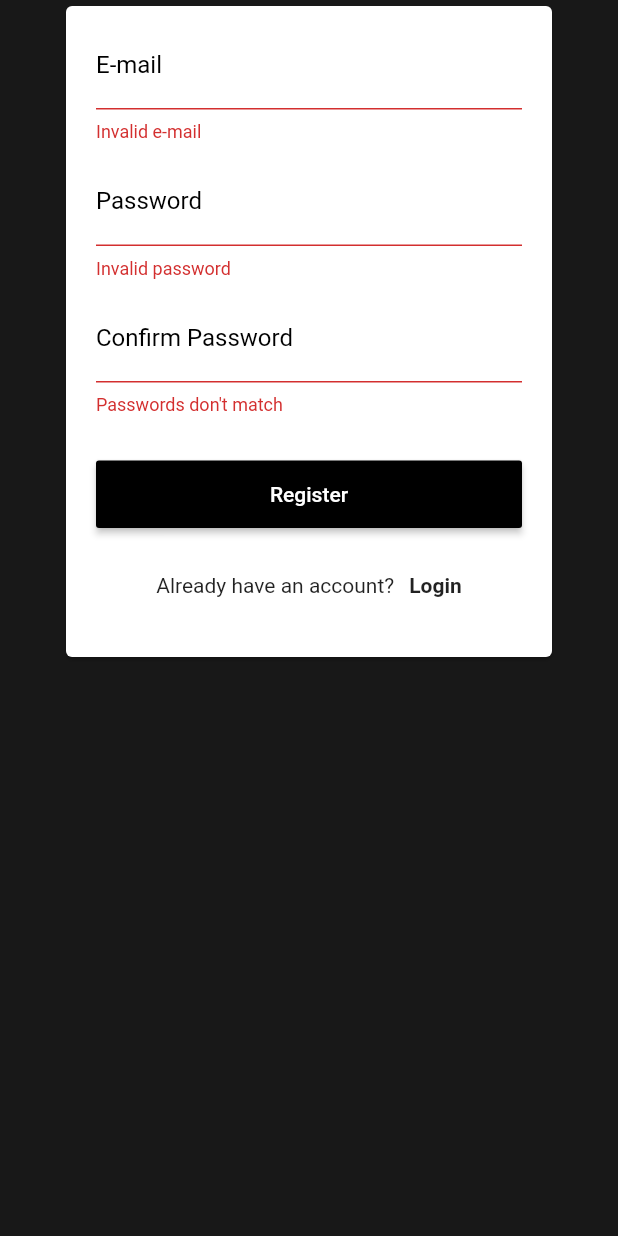
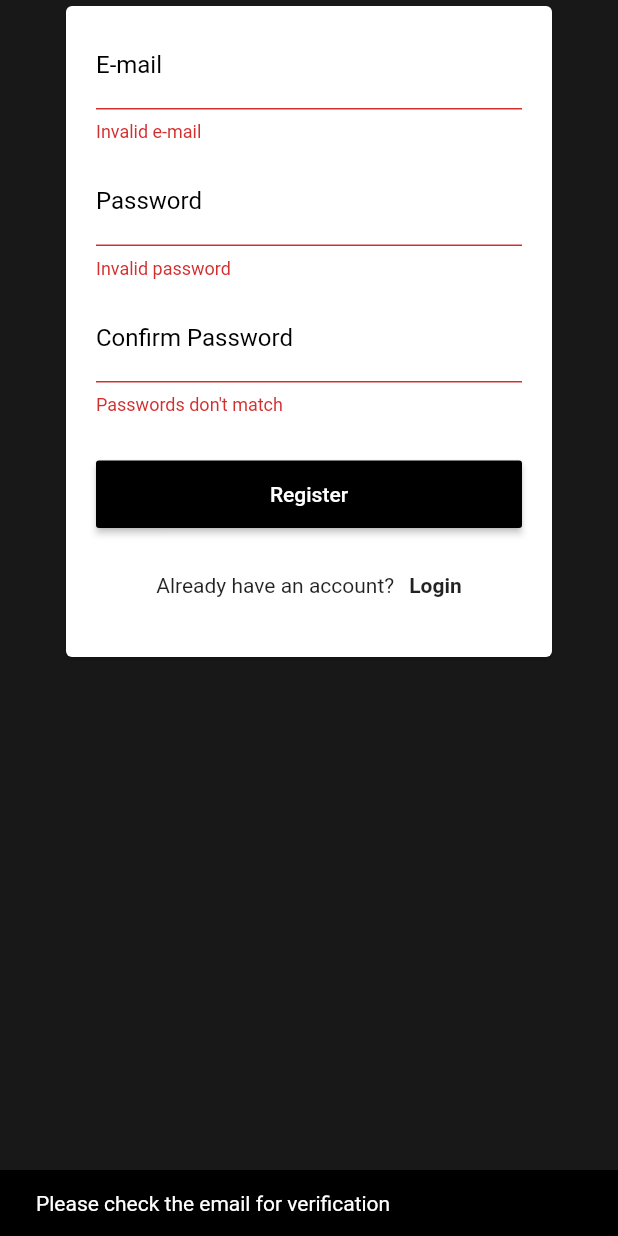
Before and after one commit to ankan2013/flutter_login, a Flutter app: the RegisterView screen opened by its route, after a tap on "Register", on a phone screen of 412 x 824 dp. Run offline on Flutter 3.47's test engine with Material 2 defaults, Android fonts, the phone set to English and light mode, and no system bars; our stand-ins replace get_it, shared_preferences, supabase; accounts and stored records are empty.

Commit message:
Ask for verification message added

```diff
--- a/lib/views/register_view.dart
+++ b/lib/views/register_view.dart
@@ -121,6 +121,10 @@ class _RegisterViewState extends State<RegisterView> {
                             if (_formKey.currentState!.validate()) {
                               _register();
                             }
+                            ScaffoldMessenger.of(context).showSnackBar(SnackBar(
+                              content: Text("Please check the email for verification"),
+                              backgroundColor: Colors.black,
+                            ));
                           },
                           color: Colors.black,
                           child: Text(
```
